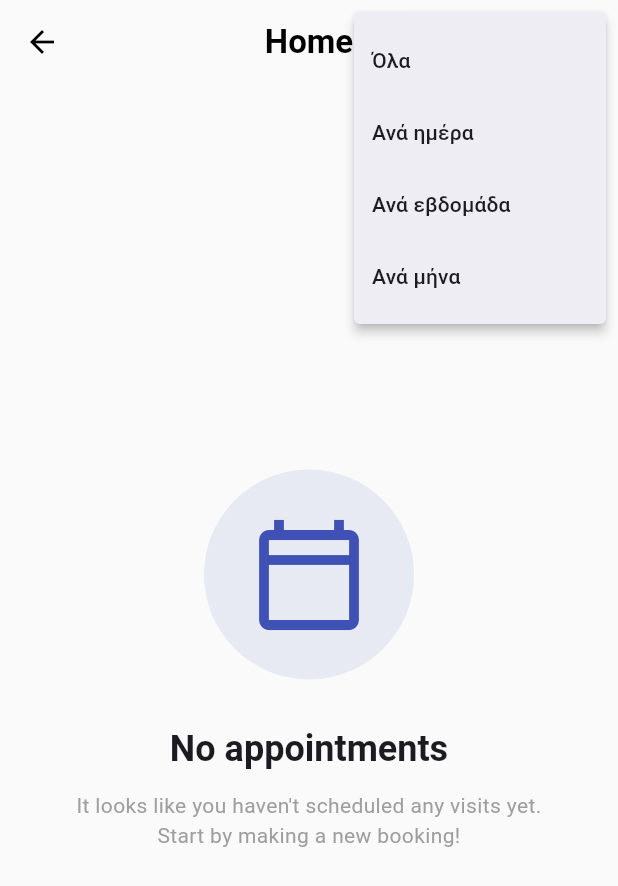
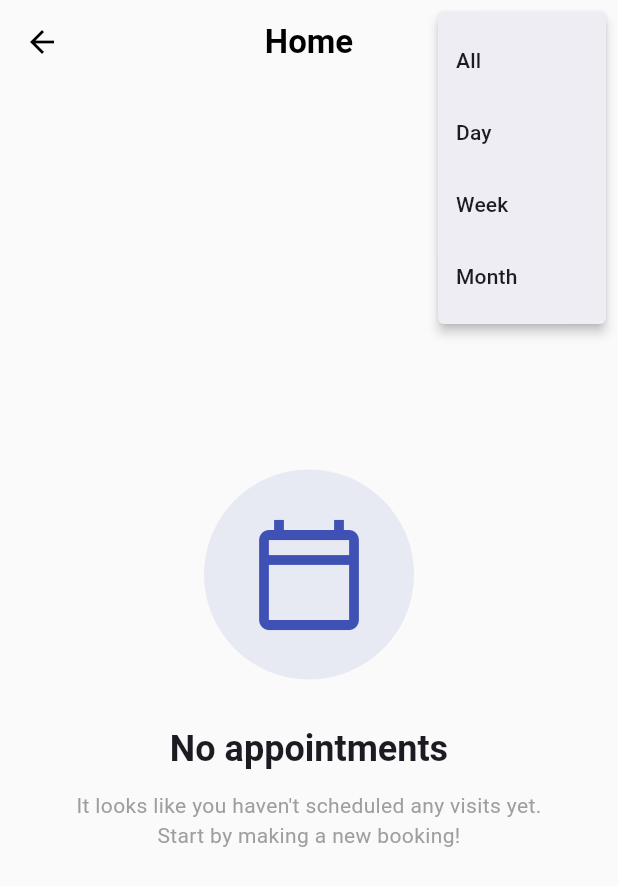
Before and after one commit to Damianzoub/Appointly, a Flutter app: the HomePage screen opened directly, after a tap on the "filter list" icon, on a phone screen of 412 x 824 dp. Shown: the top 886 px of the screen. Run offline on Flutter 3.47's test engine with Material 3 defaults, Android fonts, the light colour scheme and no system bars; our stand-ins replace cloud_firestore, firebase_auth, firebase_core, shared_preferences; accounts and stored records are empty.

Commit message:
Αλλαγη γλωσσας στα δεδομενα που παιρνουμε απο την βαση δεδομενων

```diff
--- a/appointly/lib/pages/home_page.dart
+++ b/appointly/lib/pages/home_page.dart
@@ -4,7 +4,6 @@ import 'package:firebase_auth/firebase_auth.dart';
 import 'package:appointly/l10n/app_localizations.dart';
 import 'package:intl/intl.dart';
 
-// Ορισμός των διαθέσιμων φίλτρων
 enum AppointmentFilter { all, day, week, month }
 
 class HomePage extends StatefulWidget {
@@ -18,13 +17,25 @@ class _HomePageState extends State<HomePage> {
   final FirebaseFirestore _db = FirebaseFirestore.instance;
   final FirebaseAuth _auth = FirebaseAuth.instance;
 
-  // Κατάσταση του επιλεγμένου φίλτρου
   AppointmentFilter _activeFilter = AppointmentFilter.all;
 
-  // Μέθοδος ακύρωσης ραντεβού (ενημέρωση status)
+  String _getTranslated(
+    Map<String, dynamic> data,
+    String fieldKey,
+    String lang,
+    String fallback,
+  ) {
+    final mapField = data['${fieldKey}Map'];
+    if (mapField is Map) {
+      return mapField[lang]?.toString() ??
+          mapField['en']?.toString() ??
+          fallback;
+    }
+    return data[fieldKey]?.toString() ?? fallback;
+  }
+
   Future<void> _cancelAppointment(String docId) async {
     final t = AppLocalizations.of(context)!;
-
     final bool? confirm = await showDialog<bool>(
       context: context,
       builder: (ctx) => AlertDialog(
@@ -47,7 +58,6 @@ class _HomePageState extends State<HomePage> {
       await _db.collection('appointments').doc(docId).update({
         'status': 'cancelled',
       });
-      // Προσθήκη μηνύματος επιβεβαίωσης
       if (mounted) {
         ScaffoldMessenger.of(context).showSnackBar(
           const SnackBar(
@@ -59,12 +69,10 @@ class _HomePageState extends State<HomePage> {
     }
   }
 
-  // Helper για σύγκριση ημερομηνιών
   bool _isSameDay(DateTime a, DateTime b) {
     return a.year == b.year && a.month == b.month && a.day == b.day;
   }
 
-  // Μέθοδος επεξεργασίας ραντεβού (αλλαγή ημερομηνίας/ώρας)
   Future<void> _editAppointment(String docId, DateTime currentDate) async {
     final newDate = await showDatePicker(
       context: context,
@@ -74,16 +82,12 @@ class _HomePageState extends State<HomePage> {
       firstDate: DateTime.now(),
       lastDate: DateTime.now().add(const Duration(days: 60)),
     );
-
     if (newDate == null) return;
-
     final time = await showTimePicker(
       context: context,
       initialTime: TimeOfDay.fromDateTime(currentDate),
     );
-
     if (time == null) return;
-
     final finalDateTime = DateTime(
       newDate.year,
       newDate.month,
@@ -91,7 +95,6 @@ class _HomePageState extends State<HomePage> {
       time.hour,
       time.minute,
     );
-
     await _db.collection('appointments').doc(docId).update({
       'dateTime': Timestamp.fromDate(finalDateTime),
     });
@@ -116,27 +119,31 @@ class _HomePageState extends State<HomePage> {
         actions: [
           PopupMenuButton<AppointmentFilter>(
             icon: const Icon(Icons.filter_list_rounded),
-            onSelected: (filter) {
-              setState(() {
-                _activeFilter = filter;
-              });
-            },
+            onSelected: (filter) => setState(() => _activeFilter = filter),
             itemBuilder: (context) => [
-              const PopupMenuItem(
+              PopupMenuItem(
                 value: AppointmentFilter.all,
-                child: Text("Όλα"),
+                child: Text(
+                  t.historyFilterPeriodAll,
+                ), // Μετάφραση: Όλα [cite: 16]
               ),
-              const PopupMenuItem(
+              PopupMenuItem(
                 value: AppointmentFilter.day,
-                child: Text("Ανά ημέρα"),
+                child: Text(
+                  t.historyFilterPeriodDay,
+                ), // Μετάφραση: Ημέρα [cite: 16]
               ),
-              const PopupMenuItem(
+              PopupMenuItem(
                 value: AppointmentFilter.week,
-                child: Text("Ανά εβδομάδα"),
+                child: Text(
+                  t.historyFilterPeriodWeek,
+                ), // Μετάφραση: Εβδομάδα [cite: 16]
               ),
-              const PopupMenuItem(
+              PopupMenuItem(
                 value: AppointmentFilter.month,
-                child: Text("Ανά μήνα"),
+                child: Text(
+                  t.historyFilterPeriodMonth,
+                ), // Μετάφραση: Μήνας [cite: 16]
               ),
             ],
           ),
@@ -151,22 +158,16 @@ class _HomePageState extends State<HomePage> {
                   .where('status', isEqualTo: 'active')
                   .snapshots(),
               builder: (context, snapshot) {
-                if (snapshot.connectionState == ConnectionState.waiting) {
+                if (snapshot.connectionState == ConnectionState.waiting)
                   return const Center(child: CircularProgressIndicator());
-                }
-
                 final allDocs = snapshot.data?.docs ?? [];
                 final now = DateTime.now();
 
-                // Φιλτράρισμα Client-side για αποφυγή σύνθετων Indexes
                 final filteredDocs = allDocs.where((doc) {
                   final data = doc.data() as Map<String, dynamic>;
                   final dt = (data['dateTime'] as Timestamp).toDate();
-
-                  // Μόνο μελλοντικά
                   if (dt.isBefore(now.subtract(const Duration(minutes: 10))))
                     return false;
-
                   switch (_activeFilter) {
                     case AppointmentFilter.day:
                       return _isSameDay(dt, now);
@@ -179,7 +180,6 @@ class _HomePageState extends State<HomePage> {
                   }
                 }).toList();
 
-                // Ταξινόμηση
                 filteredDocs.sort((a, b) {
                   final dateA =
                       (a.data() as Map<String, dynamic>)['dateTime']
@@ -190,9 +190,7 @@ class _HomePageState extends State<HomePage> {
                   return dateA.compareTo(dateB);
                 });
 
-                if (filteredDocs.isEmpty) {
-                  return _buildEmptyState(context, t);
-                }
+                if (filteredDocs.isEmpty) return _buildEmptyState(context, t);
 
                 final todaysDocs = filteredDocs
                     .where(
@@ -251,8 +249,6 @@ class _HomePageState extends State<HomePage> {
             ),
     );
   }
-
-  // --- UI Helper Widgets (Διατήρηση Γραφικών) ---
 
   Widget _buildEmptyState(BuildContext context, AppLocalizations t) {
     return Center(
@@ -331,11 +327,11 @@ class _HomePageState extends State<HomePage> {
     required Map<String, dynamic> data,
     required DateTime date,
   }) {
-    final serviceName = (data['serviceName'] ?? '').toString();
-    final providerName = (data['providerName'] ?? '').toString();
-    final categoryName = (data['categoryName'] ?? '').toString();
+    final lang = Localizations.localeOf(context).languageCode;
+    final serviceName = _getTranslated(data, 'serviceName', lang, 'Service');
+    final providerName = _getTranslated(data, 'providerName', lang, 'Provider');
+    final categoryName = _getTranslated(data, 'categoryName', lang, '');
     final notes = (data['notes'] ?? '').toString();
-
     final localeTag = Localizations.localeOf(context).toLanguageTag();
     final formatted = DateFormat('dd MMM yyyy • HH:mm', localeTag).format(date);
 
@@ -448,8 +444,6 @@ class _HomePageState extends State<HomePage> {
                           ),
                         ],
                       ),
-
-                      // ΠΡΟΣΘΗΚΗ: Εμφάνιση σημειώσεων με ειδικό πλαίσιο
                       if (notes.trim().isNotEmpty) ...[
                         const SizedBox(height: 12),
                         Container(
@@ -485,7 +479,6 @@ class _HomePageState extends State<HomePage> {
                           ),
                         ),
                       ],
-
                       const Divider(height: 24),
                       Row(
                         mainAxisAlignment: MainAxisAlignment.end,
```
Also changed, not shown: appointly/lib/app/appointments_history_page.dart (+65 -12 lines), appointly/lib/pages/book_page.dart (+88 -32 lines).
